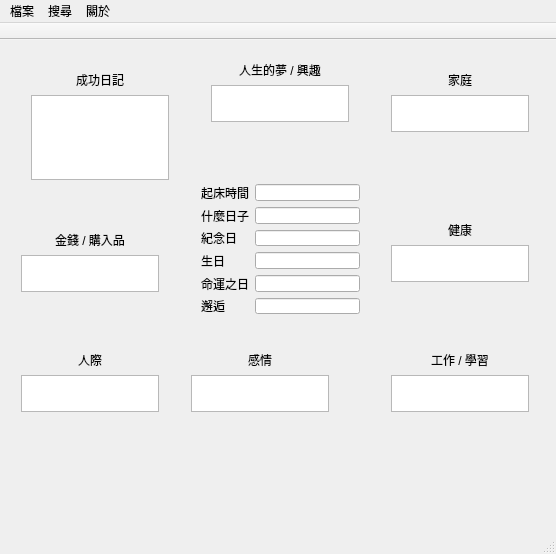
Above: mainwindow.ui from johnroyer/urDiary before the change. Below: the same form after it.
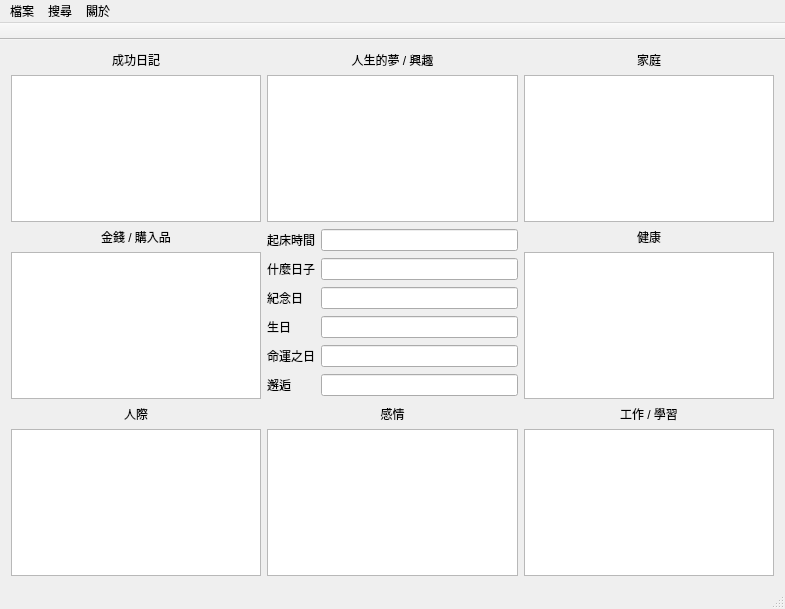
That is the form after the change.

Commit message: MainWindow 九宮格排版完成

What changed in the file:
```diff
--- a/mainwindow.ui
+++ b/mainwindow.ui
@@ -6,23 +6,18 @@
    <rect>
     <x>0</x>
     <y>0</y>
-    <width>556</width>
-    <height>554</height>
+    <width>785</width>
+    <height>609</height>
    </rect>
   </property>
   <property name="windowTitle">
    <string>MainWindow</string>
   </property>
   <widget class="QWidget" name="centralWidget">
-   <widget class="QWidget" name="verticalLayoutWidget">
-    <property name="geometry">
-     <rect>
-      <x>20</x>
-      <y>20</y>
-      <width>160</width>
-      <height>131</height>
-     </rect>
-    </property>
+   <layout class="QGridLayout" name="gridLayout_3">
+    <item row="0" column="0">
+     <layout class="QGridLayout" name="gridLayout_2">
+      <item row="0" column="0">
     <layout class="QVBoxLayout" name="verticalLayout">
      <item>
       <widget class="QLabel" name="label1">
@@ -39,16 +34,8 @@
       <widget class="QListWidget" name="listWidget1"/>
      </item>
     </layout>
-   </widget>
-   <widget class="QWidget" name="verticalLayoutWidget_2">
-    <property name="geometry">
-     <rect>
-      <x>200</x>
-      <y>10</y>
-      <width>160</width>
-      <height>83</height>
-     </rect>
-    </property>
+      </item>
+      <item row="0" column="1">
     <layout class="QVBoxLayout" name="verticalLayout_2">
      <item>
       <widget class="QLabel" name="label2">
@@ -65,16 +52,8 @@
       <widget class="QListWidget" name="listWidget2"/>
      </item>
     </layout>
-   </widget>
-   <widget class="QWidget" name="verticalLayoutWidget_3">
-    <property name="geometry">
-     <rect>
-      <x>380</x>
-      <y>20</y>
-      <width>160</width>
-      <height>83</height>
-     </rect>
-    </property>
+      </item>
+      <item row="0" column="2">
     <layout class="QVBoxLayout" name="verticalLayout_3">
      <item>
       <widget class="QLabel" name="label">
@@ -91,16 +70,8 @@
       <widget class="QListWidget" name="listWidget"/>
      </item>
     </layout>
-   </widget>
-   <widget class="QWidget" name="verticalLayoutWidget_4">
-    <property name="geometry">
-     <rect>
-      <x>10</x>
-      <y>180</y>
-      <width>160</width>
-      <height>83</height>
-     </rect>
-    </property>
+      </item>
+      <item row="1" column="0">
     <layout class="QVBoxLayout" name="verticalLayout_4">
      <item>
       <widget class="QLabel" name="label_2">
@@ -117,120 +88,8 @@
       <widget class="QListWidget" name="listWidget_2"/>
      </item>
     </layout>
-   </widget>
-   <widget class="QWidget" name="verticalLayoutWidget_5">
-    <property name="geometry">
-     <rect>
-      <x>380</x>
-      <y>170</y>
-      <width>160</width>
-      <height>83</height>
-     </rect>
-    </property>
-    <layout class="QVBoxLayout" name="verticalLayout_5">
-     <item>
-      <widget class="QLabel" name="label_3">
-       <property name="text">
-        <string>&lt;!DOCTYPE HTML PUBLIC &quot;-//W3C//DTD HTML 4.0//EN&quot; &quot;http://www.w3.org/TR/REC-html40/strict.dtd&quot;&gt;
-&lt;html&gt;&lt;head&gt;&lt;meta name=&quot;qrichtext&quot; content=&quot;1&quot; /&gt;&lt;style type=&quot;text/css&quot;&gt;
-p, li { white-space: pre-wrap; }
-&lt;/style&gt;&lt;/head&gt;&lt;body style=&quot; font-family:'新細明體'; font-size:9pt; font-weight:400; font-style:normal;&quot;&gt;
-&lt;p align=&quot;center&quot; style=&quot; margin-top:0px; margin-bottom:0px; margin-left:0px; margin-right:0px; -qt-block-indent:0; text-indent:0px;&quot;&gt;健康&lt;/p&gt;&lt;/body&gt;&lt;/html&gt;</string>
-       </property>
-      </widget>
-     </item>
-     <item>
-      <widget class="QListWidget" name="listWidget_3"/>
-     </item>
-    </layout>
-   </widget>
-   <widget class="QWidget" name="verticalLayoutWidget_6">
-    <property name="geometry">
-     <rect>
-      <x>10</x>
-      <y>300</y>
-      <width>160</width>
-      <height>83</height>
-     </rect>
-    </property>
-    <layout class="QVBoxLayout" name="verticalLayout_6">
-     <item>
-      <widget class="QLabel" name="label_4">
-       <property name="text">
-        <string>&lt;!DOCTYPE HTML PUBLIC &quot;-//W3C//DTD HTML 4.0//EN&quot; &quot;http://www.w3.org/TR/REC-html40/strict.dtd&quot;&gt;
-&lt;html&gt;&lt;head&gt;&lt;meta name=&quot;qrichtext&quot; content=&quot;1&quot; /&gt;&lt;style type=&quot;text/css&quot;&gt;
-p, li { white-space: pre-wrap; }
-&lt;/style&gt;&lt;/head&gt;&lt;body style=&quot; font-family:'新細明體'; font-size:9pt; font-weight:400; font-style:normal;&quot;&gt;
-&lt;p align=&quot;center&quot; style=&quot; margin-top:0px; margin-bottom:0px; margin-left:0px; margin-right:0px; -qt-block-indent:0; text-indent:0px;&quot;&gt;人際&lt;/p&gt;&lt;/body&gt;&lt;/html&gt;</string>
-       </property>
-      </widget>
-     </item>
-     <item>
-      <widget class="QListWidget" name="listWidget_4"/>
-     </item>
-    </layout>
-   </widget>
-   <widget class="QWidget" name="verticalLayoutWidget_7">
-    <property name="geometry">
-     <rect>
-      <x>180</x>
-      <y>300</y>
-      <width>160</width>
-      <height>83</height>
-     </rect>
-    </property>
-    <layout class="QVBoxLayout" name="verticalLayout_7">
-     <item>
-      <widget class="QLabel" name="label_5">
-       <property name="text">
-        <string>&lt;!DOCTYPE HTML PUBLIC &quot;-//W3C//DTD HTML 4.0//EN&quot; &quot;http://www.w3.org/TR/REC-html40/strict.dtd&quot;&gt;
-&lt;html&gt;&lt;head&gt;&lt;meta name=&quot;qrichtext&quot; content=&quot;1&quot; /&gt;&lt;style type=&quot;text/css&quot;&gt;
-p, li { white-space: pre-wrap; }
-&lt;/style&gt;&lt;/head&gt;&lt;body style=&quot; font-family:'新細明體'; font-size:9pt; font-weight:400; font-style:normal;&quot;&gt;
-&lt;p align=&quot;center&quot; style=&quot; margin-top:0px; margin-bottom:0px; margin-left:0px; margin-right:0px; -qt-block-indent:0; text-indent:0px;&quot;&gt;感情&lt;/p&gt;&lt;/body&gt;&lt;/html&gt;</string>
-       </property>
-      </widget>
-     </item>
-     <item>
-      <widget class="QListWidget" name="listWidget_5"/>
-     </item>
-    </layout>
-   </widget>
-   <widget class="QWidget" name="verticalLayoutWidget_8">
-    <property name="geometry">
-     <rect>
-      <x>380</x>
-      <y>300</y>
-      <width>160</width>
-      <height>83</height>
-     </rect>
-    </property>
-    <layout class="QVBoxLayout" name="verticalLayout_8">
-     <item>
-      <widget class="QLabel" name="label_6">
-       <property name="text">
-        <string>&lt;!DOCTYPE HTML PUBLIC &quot;-//W3C//DTD HTML 4.0//EN&quot; &quot;http://www.w3.org/TR/REC-html40/strict.dtd&quot;&gt;
-&lt;html&gt;&lt;head&gt;&lt;meta name=&quot;qrichtext&quot; content=&quot;1&quot; /&gt;&lt;style type=&quot;text/css&quot;&gt;
-p, li { white-space: pre-wrap; }
-&lt;/style&gt;&lt;/head&gt;&lt;body style=&quot; font-family:'新細明體'; font-size:9pt; font-weight:400; font-style:normal;&quot;&gt;
-&lt;p align=&quot;center&quot; style=&quot; margin-top:0px; margin-bottom:0px; margin-left:0px; margin-right:0px; -qt-block-indent:0; text-indent:0px;&quot;&gt;工作 / 學習&lt;/p&gt;&lt;/body&gt;&lt;/html&gt;</string>
-       </property>
-      </widget>
-     </item>
-     <item>
-      <widget class="QListWidget" name="listWidget_6"/>
-     </item>
-    </layout>
-   </widget>
-   <widget class="QWidget" name="gridLayoutWidget">
-    <property name="geometry">
-     <rect>
-      <x>190</x>
-      <y>133</y>
-      <width>181</width>
-      <height>152</height>
-     </rect>
-    </property>
+      </item>
+      <item row="1" column="1">
     <layout class="QGridLayout" name="gridLayout">
      <item row="1" column="0">
       <widget class="QLabel" name="label_7">
@@ -293,14 +152,89 @@
       <widget class="QLineEdit" name="lineEdit_6"/>
      </item>
     </layout>
-   </widget>
+      </item>
+      <item row="1" column="2">
+       <layout class="QVBoxLayout" name="verticalLayout_5">
+        <item>
+         <widget class="QLabel" name="label_3">
+          <property name="text">
+           <string>&lt;!DOCTYPE HTML PUBLIC &quot;-//W3C//DTD HTML 4.0//EN&quot; &quot;http://www.w3.org/TR/REC-html40/strict.dtd&quot;&gt;
+&lt;html&gt;&lt;head&gt;&lt;meta name=&quot;qrichtext&quot; content=&quot;1&quot; /&gt;&lt;style type=&quot;text/css&quot;&gt;
+p, li { white-space: pre-wrap; }
+&lt;/style&gt;&lt;/head&gt;&lt;body style=&quot; font-family:'新細明體'; font-size:9pt; font-weight:400; font-style:normal;&quot;&gt;
+&lt;p align=&quot;center&quot; style=&quot; margin-top:0px; margin-bottom:0px; margin-left:0px; margin-right:0px; -qt-block-indent:0; text-indent:0px;&quot;&gt;健康&lt;/p&gt;&lt;/body&gt;&lt;/html&gt;</string>
+          </property>
+         </widget>
+        </item>
+        <item>
+         <widget class="QListWidget" name="listWidget_3"/>
+        </item>
+       </layout>
+      </item>
+      <item row="2" column="0">
+       <layout class="QVBoxLayout" name="verticalLayout_6">
+        <item>
+         <widget class="QLabel" name="label_4">
+          <property name="text">
+           <string>&lt;!DOCTYPE HTML PUBLIC &quot;-//W3C//DTD HTML 4.0//EN&quot; &quot;http://www.w3.org/TR/REC-html40/strict.dtd&quot;&gt;
+&lt;html&gt;&lt;head&gt;&lt;meta name=&quot;qrichtext&quot; content=&quot;1&quot; /&gt;&lt;style type=&quot;text/css&quot;&gt;
+p, li { white-space: pre-wrap; }
+&lt;/style&gt;&lt;/head&gt;&lt;body style=&quot; font-family:'新細明體'; font-size:9pt; font-weight:400; font-style:normal;&quot;&gt;
+&lt;p align=&quot;center&quot; style=&quot; margin-top:0px; margin-bottom:0px; margin-left:0px; margin-right:0px; -qt-block-indent:0; text-indent:0px;&quot;&gt;人際&lt;/p&gt;&lt;/body&gt;&lt;/html&gt;</string>
+          </property>
+         </widget>
+        </item>
+        <item>
+         <widget class="QListWidget" name="listWidget_4"/>
+        </item>
+       </layout>
+      </item>
+      <item row="2" column="1">
+       <layout class="QVBoxLayout" name="verticalLayout_7">
+        <item>
+         <widget class="QLabel" name="label_5">
+          <property name="text">
+           <string>&lt;!DOCTYPE HTML PUBLIC &quot;-//W3C//DTD HTML 4.0//EN&quot; &quot;http://www.w3.org/TR/REC-html40/strict.dtd&quot;&gt;
+&lt;html&gt;&lt;head&gt;&lt;meta name=&quot;qrichtext&quot; content=&quot;1&quot; /&gt;&lt;style type=&quot;text/css&quot;&gt;
+p, li { white-space: pre-wrap; }
+&lt;/style&gt;&lt;/head&gt;&lt;body style=&quot; font-family:'新細明體'; font-size:9pt; font-weight:400; font-style:normal;&quot;&gt;
+&lt;p align=&quot;center&quot; style=&quot; margin-top:0px; margin-bottom:0px; margin-left:0px; margin-right:0px; -qt-block-indent:0; text-indent:0px;&quot;&gt;感情&lt;/p&gt;&lt;/body&gt;&lt;/html&gt;</string>
+          </property>
+         </widget>
+        </item>
+        <item>
+         <widget class="QListWidget" name="listWidget_5"/>
+        </item>
+       </layout>
+      </item>
+      <item row="2" column="2">
+       <layout class="QVBoxLayout" name="verticalLayout_8">
+        <item>
+         <widget class="QLabel" name="label_6">
+          <property name="text">
+           <string>&lt;!DOCTYPE HTML PUBLIC &quot;-//W3C//DTD HTML 4.0//EN&quot; &quot;http://www.w3.org/TR/REC-html40/strict.dtd&quot;&gt;
+&lt;html&gt;&lt;head&gt;&lt;meta name=&quot;qrichtext&quot; content=&quot;1&quot; /&gt;&lt;style type=&quot;text/css&quot;&gt;
+p, li { white-space: pre-wrap; }
+&lt;/style&gt;&lt;/head&gt;&lt;body style=&quot; font-family:'新細明體'; font-size:9pt; font-weight:400; font-style:normal;&quot;&gt;
+&lt;p align=&quot;center&quot; style=&quot; margin-top:0px; margin-bottom:0px; margin-left:0px; margin-right:0px; -qt-block-indent:0; text-indent:0px;&quot;&gt;工作 / 學習&lt;/p&gt;&lt;/body&gt;&lt;/html&gt;</string>
+          </property>
+         </widget>
+        </item>
+        <item>
+         <widget class="QListWidget" name="listWidget_6"/>
+        </item>
+       </layout>
+      </item>
+     </layout>
+    </item>
+   </layout>
   </widget>
   <widget class="QMenuBar" name="menuBar">
    <property name="geometry">
     <rect>
      <x>0</x>
      <y>0</y>
-     <width>556</width>
+     <width>785</width>
      <height>18</height>
     </rect>
    </property>
```
Lines whose indentation alone changed are shown as unchanged.
